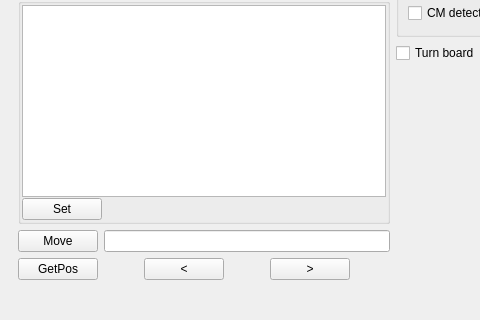
First picture: the form in gui.ui, repository vheinitz/chessbook, before the edit; both pictures show x 0 to 480 and y 269 to 589 of the 716 by 589 pixel window.
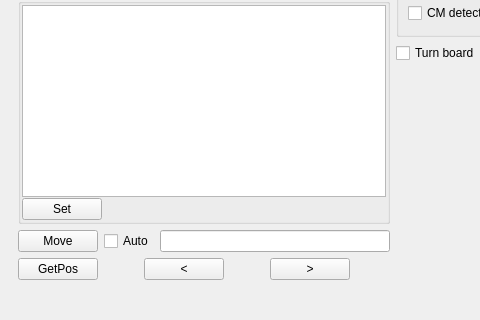
Second picture: the form after the edit.

Commit message: Turn board implemented

Patch:
```diff
--- a/gui.ui
+++ b/gui.ui
@@ -100,6 +100,13 @@
             </property>
            </widget>
           </item>
+          <item>
+           <widget class="QCheckBox" name="cbOppAutoMove">
+            <property name="text">
+             <string>Auto</string>
+            </property>
+           </widget>
+          </item>
           <item>
            <widget class="QLineEdit" name="eMove"/>
           </item>
```
Left out of the diff: 3 changed lines with no effect on the pictures. The commit also changes 2 other files.
